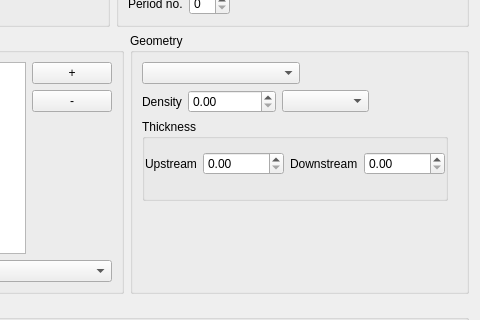
Old version of the form src/gui/widgets/ui_files/normalisationWidget.ui in the repository disorderedmaterials/GudPy; both pictures show x 253 to 733 and y 246 to 566 of the 733 by 791 pixel window.
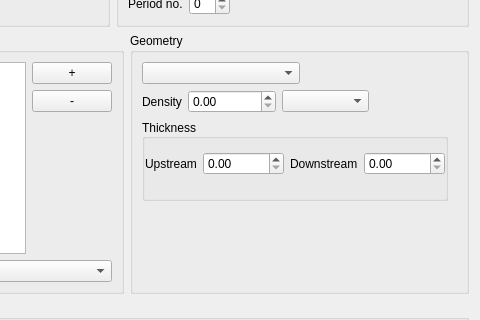
New version of the form. Custom widgets are drawn as their Qt base class.

Commit message: feat: remove header width constraint for composition table.

What changed in the file:
```diff
--- a/src/gui/widgets/ui_files/normalisationWidget.ui
+++ b/src/gui/widgets/ui_files/normalisationWidget.ui
@@ -556,6 +556,12 @@
               <property name="title">
                <string>Thickness</string>
               </property>
+              <property name="alignment">
+               <set>Qt::AlignLeading|Qt::AlignLeft|Qt::AlignVCenter</set>
+              </property>
+              <property name="flat">
+               <bool>false</bool>
+              </property>
               <layout class="QHBoxLayout" name="horizontalLayout_15">
                <property name="leftMargin">
                 <number>0</number>
```
Left out of the diff: 2 changed lines with no effect on the pictures.
